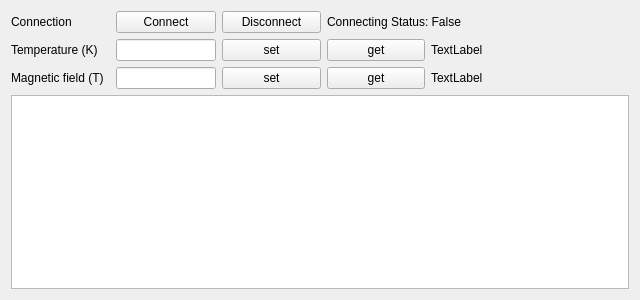
Above: opticool/opticool.ui from lictailer/zmeter before the change. Below: the same form after it.
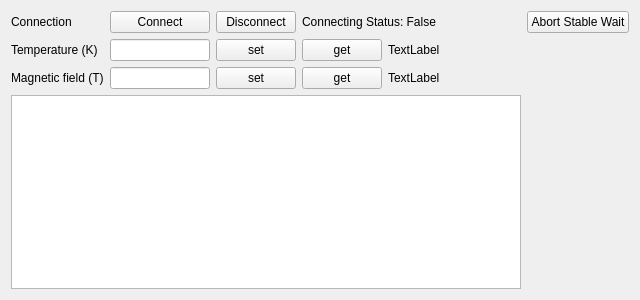
That is the form after the change.

Commit message: Add abort-stable-wait and improve status logging

The edit to the form file:
```diff
--- a/opticool/opticool.ui
+++ b/opticool/opticool.ui
@@ -47,6 +47,13 @@
        </property>
       </widget>
      </item>
+     <item row="0" column="6">
+      <widget class="QPushButton" name="abortStable_pushButton">
+       <property name="text">
+        <string>Abort Stable Wait</string>
+       </property>
+      </widget>
+     </item>
      <item row="1" column="0">
       <widget class="QLabel" name="label">
        <property name="text">
```
The commit also changes 2 other files.
